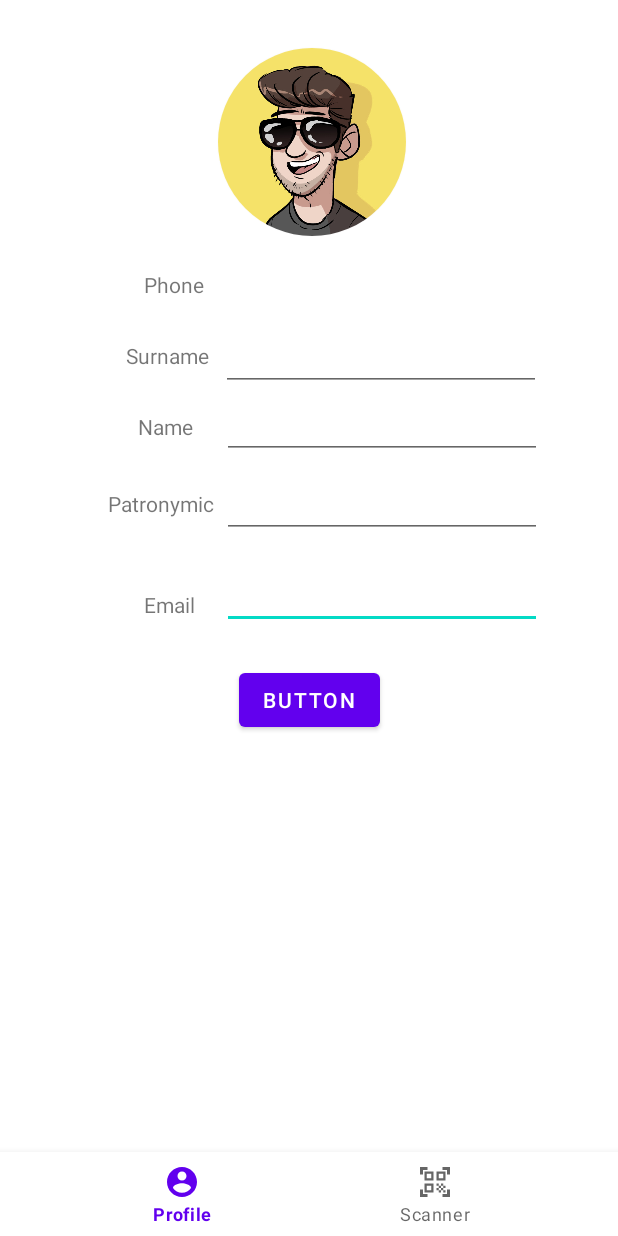
After one commit to bistenofficial/CredoCoworking, an Android app: the ProfileFragment screen opened directly, with no data from a screen before it, on a phone screen of 412 x 824 dp. The commit adds this screen. Run offline under Robolectric (Android 15) with nearby library versions, the phone set to English and light mode, and no system bars; libraries missing offline, so code that uses them is left out: com.vishnusivadas.advanced_httpurlconnection; 2 statements that could not run were skipped.

Commit message:
Добавлен фрагмент профиля. Добавлено получение данных профиля. Добавлено меню для переключения между фрагментами профиля и сканирования QR-кода.

```diff
--- a/app/build.gradle
+++ b/app/build.gradle
@@ -4,7 +4,6 @@ plugins {
 
 android {
     compileSdk 31
-
     defaultConfig {
         applicationId "com.example.openroom"
         minSdk 29
@@ -25,6 +24,9 @@ android {
         sourceCompatibility JavaVersion.VERSION_1_8
         targetCompatibility JavaVersion.VERSION_1_8
     }
+    buildFeatures{
+        viewBinding true;
+    }
 
 }
 
--- a/app/src/main/java/com/example/openroom/AuthFragment.java
+++ b/app/src/main/java/com/example/openroom/AuthFragment.java
@@ -1,6 +1,8 @@
 package com.example.openroom;
 
+import android.content.Context;
 import android.content.Intent;
+import android.content.SharedPreferences;
 import android.os.Bundle;
 import android.os.Handler;
 import android.os.Looper;
@@ -26,10 +28,12 @@ public class AuthFragment extends Fragment
     private TextView textViewCreate;
     private EditText editTextPassword;
     private EditText editTextLogin;
+    SharedPreferences sharedPreferencesPhone;
     Toast toast;
 
     public View onCreateView(LayoutInflater inflater, @Nullable ViewGroup container, @Nullable Bundle savedInstanceState)
     {
+        sharedPreferencesPhone = this.getActivity().getSharedPreferences("Phone", Context.MODE_PRIVATE);
         inflatedView = inflater.inflate(R.layout.authorization_fragment, container, false);
         textViewCreate = inflatedView.findViewById(R.id.textViewCreate);
         editTextPassword = inflatedView.findViewById(R.id.EditTextPassword);
@@ -39,6 +43,7 @@ public class AuthFragment extends Fragment
             @Override
             public void onClick(View view)
             {
+
                 RegistrationFragment registrationFragment = new RegistrationFragment();
                 FragmentTransaction transaction = getParentFragmentManager().beginTransaction();
                 transaction.replace(R.id.fr_place,registrationFragment);
@@ -54,6 +59,7 @@ public class AuthFragment extends Fragment
                 String login = editTextLogin.getText().toString();
                 if ((password.length()!=0) && (login.length()!=0))
                 {
+
                     Handler handler = new Handler(Looper.getMainLooper());
                     handler.post(new Runnable() {
                         @Override
@@ -64,7 +70,7 @@ public class AuthFragment extends Fragment
                             String[] data = new String[2];
                             data[0] = login;
                             data[1] = password;
-                            PutData putData = new PutData("http://192.168.88.43/LoginRegister/login.php", "POST", field, data);//Необходимо менять локальный IP адрес устройств
+                            PutData putData = new PutData("http://192.168.0.109/LoginRegister/login.php", "POST", field, data);//Необходимо менять локальный IP адрес устройств
                             if (putData.startPut()) {
                                 if (putData.onComplete()) {
                                     String result = putData.getResult();
@@ -73,6 +79,9 @@ public class AuthFragment extends Fragment
                                     {
                                         toast = Toast.makeText(getContext(),"Успешный вход",Toast.LENGTH_LONG);
                                         toast.show();
+                                        SharedPreferences.Editor editor = sharedPreferencesPhone.edit();
+                                        editor.putString("Phone", login);
+                                        editor.apply();
                                         Intent intentSign = new Intent(getActivity(), MainActivity.class);
                                         startActivity(intentSign);
                                         getActivity().finish();
--- a/app/src/main/java/com/example/openroom/MainActivity.java
+++ b/app/src/main/java/com/example/openroom/MainActivity.java
@@ -1,51 +1,69 @@
 package com.example.openroom;
 
-import android.Manifest;
-import android.content.DialogInterface;
-import android.content.Intent;
-import android.content.pm.PackageManager;
-import android.net.Uri;
-import android.os.Build;
+import android.app.Activity;
+import android.content.Context;
 import android.os.Bundle;
-import android.provider.Settings;
-import android.view.View;
+import android.view.Menu;
+import android.view.MenuItem;
 import android.view.WindowManager;
 import android.widget.TextView;
+import android.widget.Toast;
 
-import androidx.annotation.NonNull;
-import androidx.appcompat.app.AlertDialog;
 import androidx.appcompat.app.AppCompatActivity;
-import androidx.core.app.ActivityCompat;
+import androidx.fragment.app.Fragment;
 import androidx.fragment.app.FragmentManager;
+import androidx.fragment.app.FragmentTransaction;
 
-import com.budiyev.android.codescanner.CodeScanner;
-import com.budiyev.android.codescanner.CodeScannerView;
-import com.budiyev.android.codescanner.DecodeCallback;
-import com.google.zxing.Result;
+import com.example.openroom.databinding.ActivityMainBinding;
 
 public class MainActivity extends AppCompatActivity {
-    private CodeScanner codeScanner;
-    boolean CameraPermission = false;
-    final int CAMERA_PERM = 1;
-    private TextView textViewDecode;
+    Toast toast;
+    ActivityMainBinding binding;
+    Context context;
 
     @Override
     protected void onCreate(Bundle savedInstanceState) {
         super.onCreate(savedInstanceState);
-        setContentView(R.layout.activity_main);
+        binding = ActivityMainBinding.inflate(getLayoutInflater());
+        setContentView(binding.getRoot());
         setStatusBarTranslucent(true);
-        ScannerFragment scannerFragment = new ScannerFragment();
+        binding.btnNav.setOnItemSelectedListener(item -> {
+            switch (item.getItemId()) {
+                case R.id.goToProfile: {
+                    ReplaceFragment(new ProfileFragment());
+                    break;
+                }
+                case R.id.goToScanner: {
+                    ReplaceFragment(new ScannerFragment());
+                    break;
+                }
+            }
+            return true;
+        });
+        ProfileFragment profileFragment = new ProfileFragment();
         FragmentManager fragmentManager = getSupportFragmentManager();
         fragmentManager.beginTransaction()
-                .add(R.id.mainCont, scannerFragment)
+                .add(R.id.mainCont, profileFragment)
                 .commit();
     }
-    protected void setStatusBarTranslucent(boolean makeTranslucent)
-    {
+
+    @Override
+    public boolean onCreateOptionsMenu(Menu menu) {
+        getMenuInflater().inflate(R.menu.main_menu, menu);
+        return true;
+    }
+
+    protected void setStatusBarTranslucent(boolean makeTranslucent) {
         if (makeTranslucent) {
             getWindow().addFlags(WindowManager.LayoutParams.FLAG_TRANSLUCENT_STATUS);
         } else {
             getWindow().clearFlags(WindowManager.LayoutParams.FLAG_TRANSLUCENT_STATUS);
         }
     }
+private void ReplaceFragment(Fragment fragment)
+{
+    FragmentManager fragmentManager = getSupportFragmentManager();
+    FragmentTransaction fragmentTransaction = fragmentManager.beginTransaction();
+    fragmentTransaction.replace(R.id.mainCont,fragment).commit();
 }
+}
--- /dev/null
+++ b/app/src/main/java/com/example/openroom/ProfileFragment.java
@@ -0,0 +1,65 @@
+package com.example.openroom;
+
+import android.content.Context;
+import android.content.Intent;
+import android.content.SharedPreferences;
+import android.os.Bundle;
+import android.os.Handler;
+import android.os.Looper;
+import android.util.Log;
+import android.view.LayoutInflater;
+import android.view.View;
+import android.view.ViewGroup;
+import android.widget.Button;
+import android.widget.EditText;
+import android.widget.TextView;
+import android.widget.Toast;
+
+import androidx.annotation.Nullable;
+import androidx.fragment.app.Fragment;
+
+import com.vishnusivadas.advanced_httpurlconnection.PutData;
+
+public class ProfileFragment extends Fragment {
+    View inflatedView;
+    SharedPreferences sharedPreferencesPhone;
+    TextView textViewPhone;
+    EditText editTextSurname;
+    String[] words;
+    Button buttonLogin;
+
+    public View onCreateView(LayoutInflater inflater, @Nullable ViewGroup container, @Nullable Bundle savedInstanceState) {
+        inflatedView = inflater.inflate(R.layout.profile_fragment, container, false);
+        buttonLogin = inflatedView.findViewById(R.id.buttonGetData);
+        textViewPhone = inflatedView.findViewById(R.id.textViewPhone);
+        editTextSurname = inflatedView.findViewById(R.id.editTextSurname);
+        sharedPreferencesPhone = this.getActivity().getSharedPreferences("Phone", Context.MODE_PRIVATE);
+        Handler handler = new Handler(Looper.getMainLooper());
+        handler.post(new Runnable() {
+            @Override
+            public void run() {
+                String[] field = new String[1];
+                field[0] = "Phone";
+                String[] data = new String[1];
+                data[0] = sharedPreferencesPhone.getString("Phone", "");
+                PutData putData = new PutData("http://192.168.0.109/LoginRegister/getagentdata.php", "POST", field, data);//Необходимо менять локальный IP адрес устройств
+                if (putData.startPut()) {
+                    if (putData.onComplete()) {
+                        String result = putData.getResult();
+                        words = result.split("/");
+                        Log.i("PutData", result);
+                        textViewPhone.setText("Phone " + words[0]);
+                        editTextSurname.setText(words[1]);
+                    }
+                }
+            }
+        });
+        buttonLogin.setOnClickListener(new View.OnClickListener() {
+            @Override
+            public void onClick(View v) {
+            }
+        });
+        return inflatedView;
+
+    }
+}
--- a/app/src/main/java/com/example/openroom/RegistrationFragment.java
+++ b/app/src/main/java/com/example/openroom/RegistrationFragment.java
@@ -62,14 +62,14 @@ public class RegistrationFragment extends Fragment
                                 String[] data = new String[2];
                                 data[0] = phone;
                                 data[1] = password;
-                                PutData putData = new PutData("http://192.168.88.43/LoginRegister/signup.php", "POST", field, data);//Необходимо менять локальный IP адрес устройств
+                                PutData putData = new PutData("http://192.168.0.109/LoginRegister/signup.php", "POST", field, data);//Необходимо менять локальный IP адрес устройств
                                 if (putData.startPut()) {
                                     if (putData.onComplete()) {
                                         String result = putData.getResult();
                                         Log.i("PutData", result);
                                         if (result.equals("Sign Up Success"))
                                         {
-                                            toast = Toast.makeText(getContext(),"Успешная регистрация",Toast.LENGTH_LONG);
+                                            toast = Toast.makeText(getContext(),getString(R.string.Successful_registration),Toast.LENGTH_LONG);
                                             toast.show();
                                             AuthFragment authFragment = new AuthFragment();
                                             FragmentTransaction transaction = getParentFragmentManager().beginTransaction();
@@ -79,7 +79,7 @@ public class RegistrationFragment extends Fragment
                                         }
                                         else
                                         {
-                                            toast = Toast.makeText(getContext(),"Ошибка регистрации",Toast.LENGTH_LONG);
+                                            toast = Toast.makeText(getContext(),getString(R.string.Registration_error),Toast.LENGTH_LONG);
                                             toast.show();
                                         }
                                     }
@@ -89,13 +89,13 @@ public class RegistrationFragment extends Fragment
                     }
                     else
                     {
-                        toast = Toast.makeText(getContext(),"Пароли не совпадают",Toast.LENGTH_LONG);
+                        toast = Toast.makeText(getContext(),getString(R.string.Passwords_not_match),Toast.LENGTH_LONG);
                         toast.show();
                     }
                 }
                 else
                 {
-                    toast =  Toast.makeText(getContext(),"Не все поля заполнены",Toast.LENGTH_LONG);
+                    toast =  Toast.makeText(getContext(),getString(R.string.Not_fields_filled),Toast.LENGTH_LONG);
                     toast.show();
                 }
             }
--- /dev/null
+++ b/app/src/main/res/drawable/ic_baseline_account_circle_24.xml
@@ -0,0 +1,10 @@
+<vector xmlns:android="http://schemas.android.com/apk/res/android"
+    android:width="24dp"
+    android:height="24dp"
+    android:viewportWidth="24"
+    android:viewportHeight="24"
+    android:tint="?attr/colorControlNormal">
+  <path
+      android:fillColor="@android:color/white"
+      android:pathData="M12,2C6.48,2 2,6.48 2,12s4.48,10 10,10 10,-4.48 10,-10S17.52,2 12,2zM12,5c1.66,0 3,1.34 3,3s-1.34,3 -3,3 -3,-1.34 -3,-3 1.34,-3 3,-3zM12,19.2c-2.5,0 -4.71,-1.28 -6,-3.22 0.03,-1.99 4,-3.08 6,-3.08 1.99,0 5.97,1.09 6,3.08 -1.29,1.94 -3.5,3.22 -6,3.22z"/>
+</vector>
--- /dev/null
+++ b/app/src/main/res/drawable/ic_baseline_qr_code_scanner_24.xml
@@ -0,0 +1,10 @@
+<vector xmlns:android="http://schemas.android.com/apk/res/android"
+    android:width="24dp"
+    android:height="24dp"
+    android:viewportWidth="24"
+    android:viewportHeight="24"
+    android:tint="?attr/colorControlNormal">
+  <path
+      android:fillColor="@android:color/white"
+      android:pathData="M9.5,6.5v3h-3v-3H9.5M11,5H5v6h6V5L11,5zM9.5,14.5v3h-3v-3H9.5M11,13H5v6h6V13L11,13zM17.5,6.5v3h-3v-3H17.5M19,5h-6v6h6V5L19,5zM13,13h1.5v1.5H13V13zM14.5,14.5H16V16h-1.5V14.5zM16,13h1.5v1.5H16V13zM13,16h1.5v1.5H13V16zM14.5,17.5H16V19h-1.5V17.5zM16,16h1.5v1.5H16V16zM17.5,14.5H19V16h-1.5V14.5zM17.5,17.5H19V19h-1.5V17.5zM22,7h-2V4h-3V2h5V7zM22,22v-5h-2v3h-3v2H22zM2,22h5v-2H4v-3H2V22zM2,2v5h2V4h3V2H2z"/>
+</vector>
--- a/app/src/main/res/layout/activity_main.xml
+++ b/app/src/main/res/layout/activity_main.xml
@@ -6,13 +6,22 @@
     android:layout_height="match_parent"
     tools:context=".MainActivity">
 
+    <com.google.android.material.bottomnavigation.BottomNavigationView
+        android:id="@+id/btnNav"
+        android:layout_width="match_parent"
+        android:layout_height="wrap_content"
+        app:layout_constraintBottom_toBottomOf="parent"
+        app:layout_constraintEnd_toEndOf="parent"
+        app:layout_constraintStart_toStartOf="parent"
+        app:menu="@menu/main_menu" />
+
     <FrameLayout
         android:id="@+id/mainCont"
         android:layout_width="match_parent"
         android:layout_height="match_parent"
         android:layout_gravity="center"
+        app:layout_constraintEnd_toEndOf="parent"
         app:layout_constraintStart_toStartOf="parent"
-        app:layout_constraintTop_toTopOf="parent">
+        app:layout_constraintTop_toTopOf="parent" />
 
-    </FrameLayout>
 </androidx.constraintlayout.widget.ConstraintLayout>
--- a/app/src/main/res/layout/authorization_fragment.xml
+++ b/app/src/main/res/layout/authorization_fragment.xml
@@ -72,6 +72,7 @@
             android:fontFamily="@font/montserrat"
             android:hint="Password"
             android:inputType="textPassword"
+            android:text="6931"
             android:textColor="@color/white" />
     </com.google.android.material.textfield.TextInputLayout>
 
@@ -95,8 +96,9 @@
             android:background="@drawable/inputbg"
             android:backgroundTint="@color/white"
             android:fontFamily="@font/montserrat"
-            android:hint="Login"
+            android:hint="Phone"
             android:inputType="text"
+            android:text="79675364663"
             android:textColor="@color/white" />
     </com.google.android.material.textfield.TextInputLayout>
 
--- /dev/null
+++ b/app/src/main/res/layout/profile_fragment.xml
@@ -0,0 +1,127 @@
+<?xml version="1.0" encoding="utf-8"?>
+<androidx.constraintlayout.widget.ConstraintLayout xmlns:android="http://schemas.android.com/apk/res/android"
+    xmlns:app="http://schemas.android.com/apk/res-auto"
+    xmlns:tools="http://schemas.android.com/tools"
+    android:layout_width="match_parent"
+    android:layout_height="match_parent">
+
+    <EditText
+        android:id="@+id/editTextEmail"
+        android:layout_width="wrap_content"
+        android:layout_height="wrap_content"
+        android:layout_marginStart="18dp"
+        android:layout_marginTop="15dp"
+        android:ems="10"
+        android:inputType="textPersonName"
+        app:layout_constraintStart_toEndOf="@+id/textViewEmail"
+        app:layout_constraintTop_toBottomOf="@+id/editTextTextPersonName3" />
+
+    <androidx.cardview.widget.CardView
+        android:layout_width="wrap_content"
+        android:layout_height="wrap_content"
+        android:layout_marginTop="32dp"
+        app:cardCornerRadius="100dp"
+        app:layout_constraintEnd_toEndOf="parent"
+        app:layout_constraintHorizontal_bias="0.507"
+        app:layout_constraintStart_toStartOf="parent"
+        app:layout_constraintTop_toTopOf="parent">
+
+        <ImageView
+            android:id="@+id/imageViewProfilePhoto"
+            android:layout_width="125dp"
+            android:layout_height="125dp"
+            app:srcCompat="@drawable/profile_photo" />
+    </androidx.cardview.widget.CardView>
+
+    <TextView
+        android:id="@+id/textViewPhone"
+        android:layout_width="wrap_content"
+        android:layout_height="wrap_content"
+        android:layout_marginStart="96dp"
+        android:layout_marginTop="180dp"
+        android:text="Phone"
+        app:layout_constraintStart_toStartOf="parent"
+        app:layout_constraintTop_toTopOf="parent" />
+
+    <TextView
+        android:id="@+id/textViewSurname"
+        android:layout_width="wrap_content"
+        android:layout_height="wrap_content"
+        android:layout_marginStart="84dp"
+        android:layout_marginTop="28dp"
+        android:text="Surname"
+        app:layout_constraintStart_toStartOf="parent"
+        app:layout_constraintTop_toBottomOf="@+id/textViewPhone" />
+
+    <TextView
+        android:id="@+id/textViewNameAgent"
+        android:layout_width="wrap_content"
+        android:layout_height="wrap_content"
+        android:layout_marginStart="92dp"
+        android:layout_marginTop="28dp"
+        android:text="Name"
+        app:layout_constraintStart_toStartOf="parent"
+        app:layout_constraintTop_toBottomOf="@+id/textViewSurname" />
+
+    <TextView
+        android:id="@+id/Patronymic"
+        android:layout_width="wrap_content"
+        android:layout_height="wrap_content"
+        android:layout_marginStart="72dp"
+        android:layout_marginTop="32dp"
+        android:text="Patronymic"
+        app:layout_constraintStart_toStartOf="parent"
+        app:layout_constraintTop_toBottomOf="@+id/textViewNameAgent" />
+
+    <TextView
+        android:id="@+id/textViewEmail"
+        android:layout_width="wrap_content"
+        android:layout_height="wrap_content"
+        android:layout_marginStart="96dp"
+        android:layout_marginTop="48dp"
+        android:text="Email"
+        app:layout_constraintStart_toStartOf="parent"
+        app:layout_constraintTop_toBottomOf="@+id/Patronymic" />
+
+    <EditText
+        android:id="@+id/editTextSurname"
+        android:layout_width="wrap_content"
+        android:layout_height="wrap_content"
+        android:layout_marginStart="8dp"
+        android:layout_marginTop="16dp"
+        android:ems="10"
+        android:inputType="textPersonName"
+        app:layout_constraintStart_toEndOf="@+id/textViewSurname"
+        app:layout_constraintTop_toBottomOf="@+id/textViewPhone" />
+
+    <EditText
+        android:id="@+id/editTextNameAgent"
+        android:layout_width="wrap_content"
+        android:layout_height="wrap_content"
+        android:layout_marginStart="19dp"
+        android:ems="10"
+        android:inputType="textPersonName"
+        app:layout_constraintStart_toEndOf="@+id/textViewNameAgent"
+        app:layout_constraintTop_toBottomOf="@+id/editTextSurname" />
+
+    <EditText
+        android:id="@+id/editTextTextPersonName3"
+        android:layout_width="wrap_content"
+        android:layout_height="wrap_content"
+        android:layout_marginStart="5dp"
+        android:layout_marginTop="7dp"
+        android:ems="10"
+        android:inputType="textPersonName"
+        app:layout_constraintStart_toEndOf="@+id/Patronymic"
+        app:layout_constraintTop_toBottomOf="@+id/editTextNameAgent" />
+
+    <Button
+        android:id="@+id/buttonGetData"
+        android:layout_width="wrap_content"
+        android:layout_height="wrap_content"
+        android:layout_marginStart="159dp"
+        android:layout_marginTop="23dp"
+        android:text="Button"
+        app:layout_constraintStart_toStartOf="parent"
+        app:layout_constraintTop_toBottomOf="@+id/editTextEmail" />
+</androidx.constraintlayout.widget.ConstraintLayout>
--- /dev/null
+++ b/app/src/main/res/menu/main_menu.xml
@@ -0,0 +1,12 @@
+<?xml version="1.0" encoding="utf-8"?>
+<menu xmlns:android="http://schemas.android.com/apk/res/android">
+
+    <item
+        android:id="@+id/goToProfile"
+        android:icon="@drawable/ic_baseline_account_circle_24"
+        android:title="Profile" />
+    <item
+        android:id="@+id/goToScanner"
+        android:icon="@drawable/ic_baseline_qr_code_scanner_24"
+        android:title="Scanner" />
+</menu>
--- a/app/src/main/res/values/strings.xml
+++ b/app/src/main/res/values/strings.xml
@@ -4,5 +4,9 @@
     <string name="Create_account">New here? Create an account</string>
     <string name="Login">Login to my account</string>
     <string name="forgotPassword">Forgot your password?</string>
+    <string name="Successful_registration">Successful registration</string>
+    <string name="Registration_error">Registration error</string>
+    <string name="Not_fields_filled">Not all fields are filled</string>
+    <string name="Passwords_not_match">Passwords do not match</string>
 
 </resources>
```
Also changed, not shown: app/src/main/res/drawable/profile_photo.jpg (added), 1 other file.
